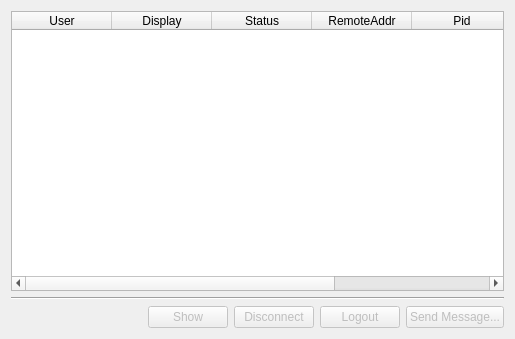
Above: src/qt_sessions/ltsm_sessions.ui from AndreyBarmaley/linux-terminal-service-manager before the change. Below: the same form after it.
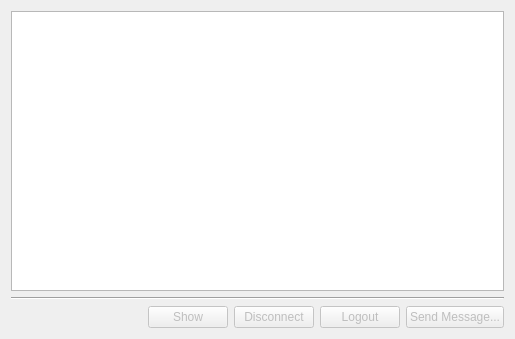
That is the form after the change.

What changed in the file:
```diff
--- a/src/qt_sessions/ltsm_sessions.ui
+++ b/src/qt_sessions/ltsm_sessions.ui
@@ -22,39 +22,12 @@
      <property name="selectionBehavior">
       <enum>QAbstractItemView::SelectRows</enum>
      </property>
+     <property name="columnCount">
+      <number>0</number>
+     </property>
      <attribute name="horizontalHeaderCascadingSectionResizes">
       <bool>true</bool>
      </attribute>
-     <column>
-      <property name="text">
-       <string>User</string>
-      </property>
-     </column>
-     <column>
-      <property name="text">
-       <string>Display</string>
-      </property>
-     </column>
-     <column>
-      <property name="text">
-       <string>Status</string>
-      </property>
-     </column>
-     <column>
-      <property name="text">
-       <string>RemoteAddr</string>
-      </property>
-     </column>
-     <column>
-      <property name="text">
-       <string>Pid</string>
-      </property>
-     </column>
-     <column>
-      <property name="text">
-       <string>Uid</string>
-      </property>
-     </column>
     </widget>
    </item>
    <item>
```
Left out of the diff: 84 changed lines with no effect on the pictures.
